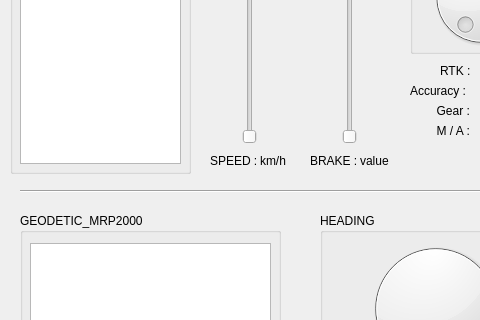
The window that src/local_pkg/pyQt/uis/local_ui.ui (Hello-Hyuk/TEAM-GIGACHA) describes before a commit, drawn with Qt 5; both pictures show x 0 to 480 and y 97 to 417 of the 611 by 561 pixel window.
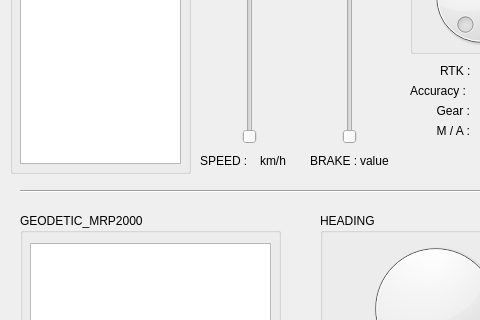
The same window after the commit.

```diff
--- a/src/local_pkg/pyQt/uis/local_ui.ui
+++ b/src/local_pkg/pyQt/uis/local_ui.ui
@@ -111,7 +111,7 @@
   <widget class="QLabel" name="label_2">
    <property name="geometry">
     <rect>
-     <x>210</x>
+     <x>200</x>
      <y>250</y>
      <width>57</width>
      <height>15</height>
```
